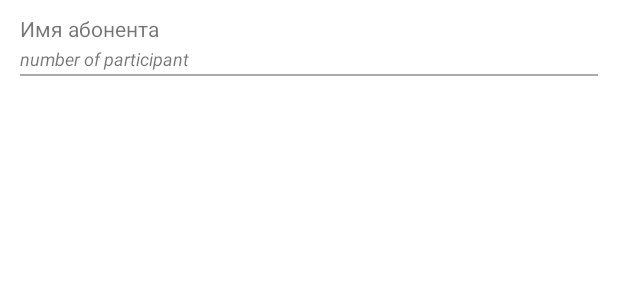
After one commit to mpolyakov/CiscoRemoteControl, an Android app: the layout layoutphonebook_listitem.xml on its own in the app's theme, with its tools: preview values and no code run, on a phone screen of 412 x 824 dp. The commit adds this screen. Shown: the top 300 px of the screen. Run offline under Robolectric (Android 15) with nearby library versions, the phone set to English and light mode, and no system bars.

Commit message:
добавлен вывод информации адресной книги в формате списка recycler view. применен Jsoup для привода HTML-кодировки к читабельному виду

```diff
--- a/app/build.gradle
+++ b/app/build.gradle
@@ -36,6 +36,12 @@ dependencies {
     implementation 'javax.xml.stream:stax-api:1.0-2'
     implementation files('libs/json-20140107.jar')
     implementation 'com.google.code.gson:gson:2.8.5'
+    implementation "androidx.recyclerview:recyclerview:1.1.0"
+    // For control over item selection of both touch and mouse driven selection
+    implementation "androidx.recyclerview:recyclerview-selection:1.1.0-rc01"
+
+    // https://mvnrepository.com/artifact/org.jsoup/jsoup
+    implementation group: 'org.jsoup', name: 'jsoup', version: '1.12.2'
 
 
 
--- /dev/null
+++ b/app/src/main/res/layout/layoutphonebook_listitem.xml
@@ -0,0 +1,39 @@
+<?xml version="1.0" encoding="utf-8"?>
+<RelativeLayout xmlns:android="http://schemas.android.com/apk/res/android"
+    android:layout_width="match_parent"
+    android:layout_height="wrap_content"
+    android:padding="5dp"
+    android:id="@+id/parent_phonebook">
+
+    <TextView
+        android:layout_width="match_parent"
+        android:layout_height="wrap_content"
+        android:text="Имя абонента"
+        android:id="@+id/textViewNameOfParticipant"
+        android:layout_marginLeft="8dp"
+        android:layout_marginTop="4dp"
+        android:textSize="14sp"/>
+
+    <TextView
+        android:layout_width="match_parent"
+        android:layout_height="wrap_content"
+        android:text="number of participant"
+        android:layout_below="@+id/textViewNameOfParticipant"
+        android:id="@+id/textViewNumberOfParticipant"
+        android:layout_marginLeft="8dp"
+        android:layout_marginTop="2dp"
+        android:textSize="12sp"
+        android:textStyle="italic"
+        />
+    <View
+        android:layout_width="match_parent"
+        android:layout_height="1dp"
+        android:background="@android:color/darker_gray"
+        android:layout_below="@+id/textViewNumberOfParticipant"
+        android:layout_marginStart="8dp"
+        android:layout_marginEnd="8dp"
+        android:layout_marginTop="2dp"
+        android:layout_marginBottom="2dp"
+        android:id="@+id/delim1" />
+
+</RelativeLayout>
```
Also changed, not shown: app/src/main/java/com/kts/ciscorc/PhonebookActivity.java (+49 -15 lines), app/src/main/java/com/kts/ciscorc/RecyclerViewAdapterPhonebook.java (added, +66 -0 lines), app/src/main/res/layout/activity_phonebook.xml (+11 -7 lines).
